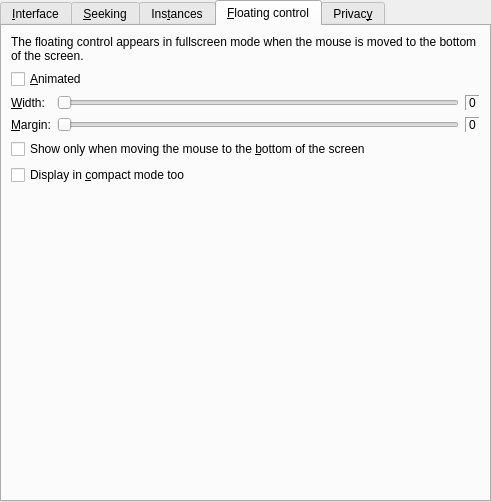
wilbert2000/wzplayer, file src/prefinterface.ui: the form before one commit.
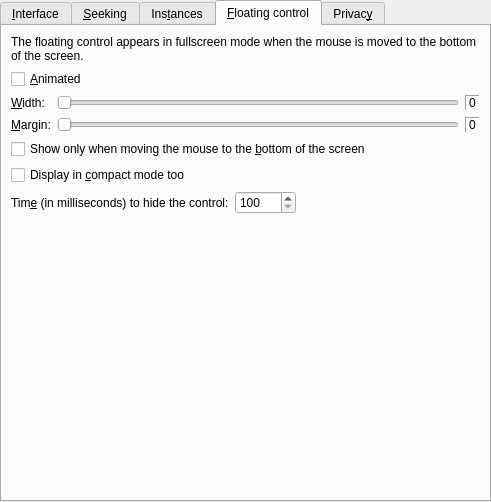
The form after the commit. The open tabs and pages were chosen to show the change. Custom widgets are drawn as their Qt base class.

Commit message: Add an option in preferences -> interface to set the time to hide the floating control.

The edit to the form file:
```diff
--- a/src/prefinterface.ui
+++ b/src/prefinterface.ui
@@ -640,7 +640,7 @@
       <attribute name="title">
        <string>&amp;Floating control</string>
       </attribute>
-      <layout class="QVBoxLayout">
+      <layout class="QVBoxLayout" name="verticalLayout_6">
        <item>
         <widget class="QLabel" name="label_6">
          <property name="text">
@@ -742,6 +742,43 @@
          </property>
         </widget>
        </item>
+       <item>
+        <layout class="QHBoxLayout" name="horizontalLayout_2">
+         <item>
+          <widget class="QLabel" name="label_5">
+           <property name="text">
+            <string>Tim&amp;e (in milliseconds) to hide the control:</string>
+           </property>
+           <property name="buddy">
+            <cstring>floating_hide_delay_spin</cstring>
+           </property>
+          </widget>
+         </item>
+         <item>
+          <widget class="QSpinBox" name="floating_hide_delay_spin">
+           <property name="minimum">
+            <number>100</number>
+           </property>
+           <property name="maximum">
+            <number>10000</number>
+           </property>
+          </widget>
+         </item>
+         <item>
+          <spacer name="horizontalSpacer_2">
+           <property name="orientation">
+            <enum>Qt::Horizontal</enum>
+           </property>
+           <property name="sizeHint" stdset="0">
+            <size>
+             <width>40</width>
+             <height>20</height>
+            </size>
+           </property>
+          </spacer>
+         </item>
+        </layout>
+       </item>
        <item>
         <spacer>
          <property name="orientation">
```
Left out of the diff: 1 changed line with no effect on the pictures. The commit also changes 1 other file.
